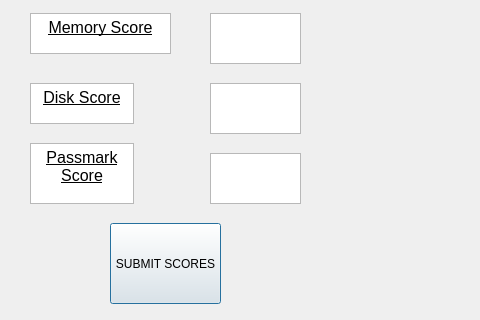
This is guiLayout.ui in AndrewDettor/EDD-Project as Qt 5 draws it before an edit; both pictures show x 0 to 480 and y 457 to 777 of the 1089 by 777 pixel window. The edited form follows.
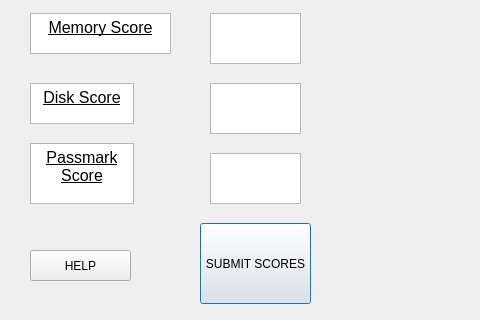
This is the edited form.

Commit message: implement the help window and help button

```diff
--- a/guiLayout.ui
+++ b/guiLayout.ui
@@ -289,7 +289,7 @@
   <widget class="QPushButton" name="pushButton">
    <property name="geometry">
     <rect>
-     <x>110</x>
+     <x>200</x>
      <y>680</y>
      <width>111</width>
      <height>81</height>
@@ -376,6 +376,19 @@
 &lt;p align=&quot;center&quot; style=&quot; margin-top:0px; margin-bottom:0px; margin-left:0px; margin-right:0px; -qt-block-indent:0; text-indent:0px;&quot;&gt;&lt;span style=&quot; font-size:10pt; text-decoration: underline;&quot;&gt;Enter Scores Below&lt;/span&gt;&lt;/p&gt;&lt;/body&gt;&lt;/html&gt;</string>
    </property>
   </widget>
+  <widget class="QPushButton" name="pushButton_4">
+   <property name="geometry">
+    <rect>
+     <x>30</x>
+     <y>707</y>
+     <width>101</width>
+     <height>31</height>
+    </rect>
+   </property>
+   <property name="text">
+    <string>HELP</string>
+   </property>
+  </widget>
  </widget>
  <resources/>
  <connections/>
```
The commit also changes 13 other files.
